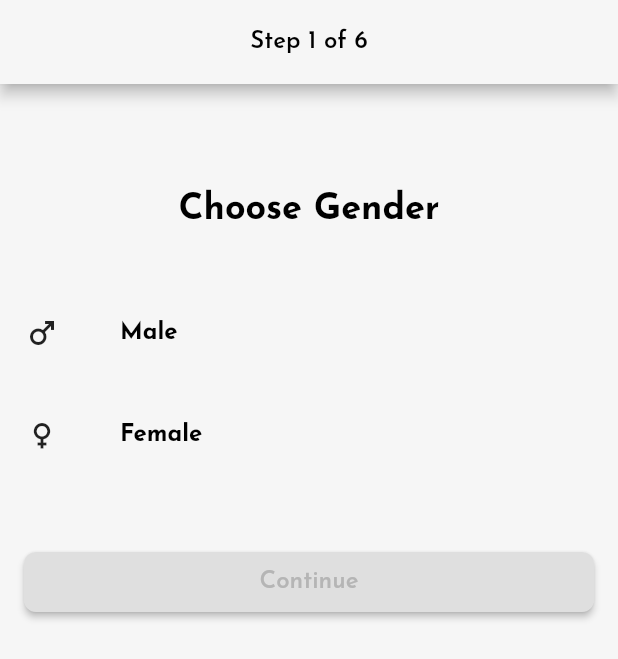
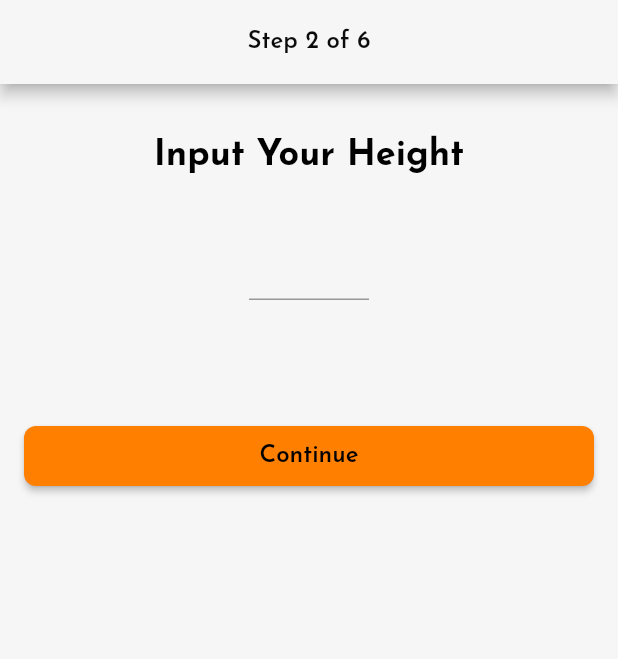
Before and after one commit to Kelompok-Capstone-9/MOBILE, a Flutter app: the screen it shows after launch, on a phone screen of 412 x 824 dp. Shown: the top 659 px of the screen. Run offline on Flutter 3.47's test engine with Material 2 defaults, Android fonts, the phone set to English and light mode, and no system bars; our stand-ins replace google_fonts.

Commit message:
Add Height Screen

```diff
--- a/lib/main.dart
+++ b/lib/main.dart
@@ -1,6 +1,6 @@
 import 'package:flutter/material.dart';
-import 'package:gofit_apps/view/register/gender_screen.dart';
-// import 'package:gofit_apps/view/register/register_screen.dart';
+
+import 'package:gofit_apps/view/register/height_screen.dart';
 
 // import 'view/splash_screen.dart';
 void main() {
@@ -14,7 +14,7 @@ class MyApp extends StatelessWidget {
   Widget build(BuildContext context) {
     return const MaterialApp(
       debugShowCheckedModeBanner: false,
-      home: ChooseGenderScreen(),
+      home: HeightScreen(),
     );
   }
 }
--- a/lib/view/register/gender_screen.dart
+++ b/lib/view/register/gender_screen.dart
@@ -41,8 +41,8 @@ class _ChooseGenderScreenState extends State<ChooseGenderScreen> {
                       fontWeight: FontWeight.w700),
                 ),
               ),
-              GestureDetector(
-                onTap: () {
+              OutlinedButton(
+                onPressed: () {
                   setState(() {});
                 },
                 child: Container(
@@ -68,8 +68,8 @@ class _ChooseGenderScreenState extends State<ChooseGenderScreen> {
                   ),
                 ),
               ),
-              GestureDetector(
-                onTap: () {
+              OutlinedButton(
+                onPressed: () {
                   setState(() {});
                 },
                 child: Container(
--- /dev/null
+++ b/lib/view/register/height_screen.dart
@@ -0,0 +1,86 @@
+import 'package:flutter/material.dart';
+import 'package:gofit_apps/themes/color_style.dart';
+import 'package:google_fonts/google_fonts.dart';
+
+class HeightScreen extends StatefulWidget {
+  const HeightScreen({Key? key}) : super(key: key);
+  @override
+  State<HeightScreen> createState() => _HeightScreenState();
+}
+
+class _HeightScreenState extends State<HeightScreen> {
+  @override
+  Widget build(BuildContext context) {
+    return Scaffold(
+      backgroundColor: ColorsTheme.bgScreen,
+      appBar: AppBar(
+        backgroundColor: ColorsTheme.bgScreen,
+        title: Text('Step 2 of 6', style: ThemeText.heading1),
+        centerTitle: true,
+      ),
+      body: SafeArea(
+          child: SingleChildScrollView(
+        child: Column(
+          children: [
+            const Padding(padding: EdgeInsets.only(left: 20, right: 20)),
+            const SizedBox(
+              height: 36,
+            ),
+            Center(
+              child: Text('Input Your Height',
+                  style: GoogleFonts.josefinSans(
+                      color: Colors.black,
+                      fontSize: 24,
+                      fontWeight: FontWeight.w700)),
+            ),
+            const SizedBox(
+              height: 36,
+            ),
+            Container(
+              decoration: const BoxDecoration(
+                  borderRadius: BorderRadius.all(Radius.circular(4))),
+              width: 80,
+              height: 60,
+              child: const TextField(
+                decoration: InputDecoration(
+                  fillColor: Color(0xFFFFFFFF),
+                  focusedBorder: OutlineInputBorder(
+                      borderSide: BorderSide(
+                        color: Color(0xFF606060),
+                        width: 2,
+                      ),
+                      borderRadius: BorderRadius.all(Radius.circular(4))),
+                  floatingLabelBehavior: FloatingLabelBehavior.never,
+                ),
+              ),
+            ),
+            const SizedBox(
+              height: 68,
+            ),
+            Container(
+              width: double.infinity,
+              padding: const EdgeInsets.symmetric(horizontal: 16),
+              child: ElevatedButton(
+                style: ElevatedButton.styleFrom(
+                    shape: RoundedRectangleBorder(
+                      borderRadius: BorderRadius.circular(8),
+                    ),
+                    backgroundColor: const Color(0xffFF7F00)),
+                onPressed: () {},
+                child: Padding(
+                  padding: const EdgeInsets.symmetric(vertical: 12),
+                  child: Text('Continue',
+                      style: GoogleFonts.josefinSans(
+                          fontWeight: FontWeight.w600,
+                          fontSize: 16,
+                          fontStyle: FontStyle.normal,
+                          color: Colors.black)),
+                ),
+              ),
+            ),
+          ],
+        ),
+      )),
+    );
+  }
+}
```
